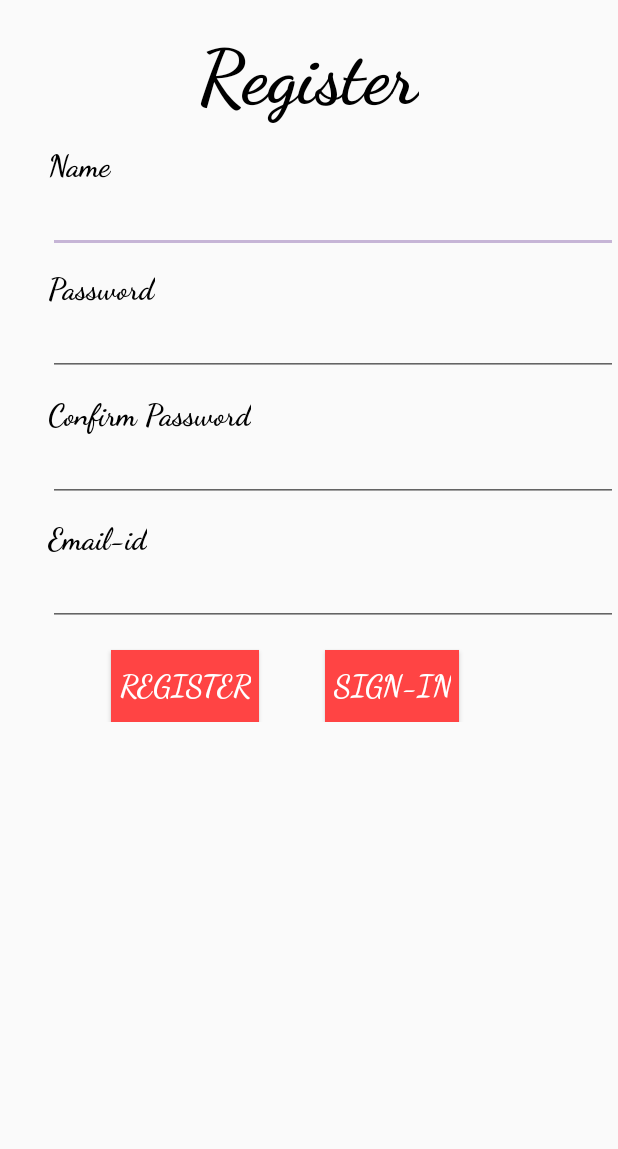
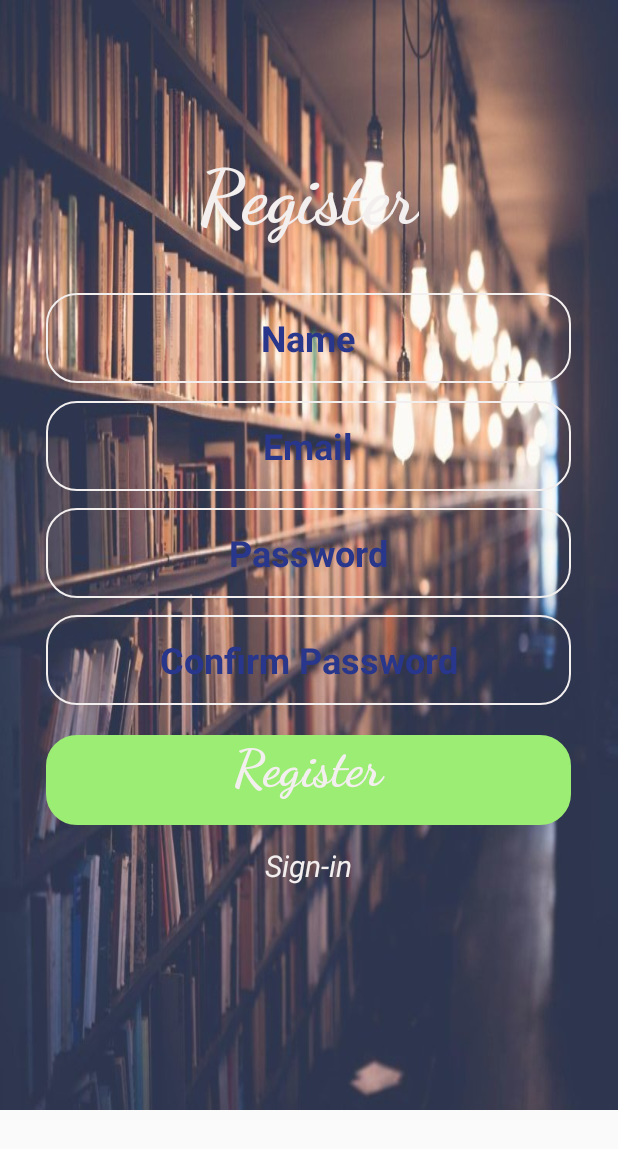
Before and after one commit to bhavneeet/Notes, an Android app: the layout registrer_layout.xml on its own in the app's theme, with its tools: preview values and no code run, on a phone screen of 412 x 824 dp. Shown: the top 1149 px of the screen. Run offline under Robolectric (Android 15) with nearby library versions, the phone set to English and light mode, and no system bars.

Commit message:
login file

```diff
--- a/app/src/main/java/othello/com/example/bhavneetsingh/notes/LoginActivity.java
+++ b/app/src/main/java/othello/com/example/bhavneetsingh/notes/LoginActivity.java
@@ -13,7 +13,7 @@ import android.widget.Toast;
 
 public class LoginActivity extends AppCompatActivity implements View.OnClickListener{
 
-    Button signin,signin1,register1;
+    TextView signin;
     TextView register;
     MyDatabase mydb;
     private boolean sign;
@@ -31,9 +31,9 @@ public class LoginActivity extends AppCompatActivity implements View.OnClickList
             startActivity(intent);
         }
         setContentView(R.layout.activity_login);
-        signin=(Button)findViewById(R.id.sign_in);
+        signin=(TextView) findViewById(R.id.sign_in);
         signin.setOnClickListener(this);
-        register=(TextView) findViewById(R.id.register);
+        register=(TextView) findViewById(R.id.register1);
         register.setOnClickListener(this);
         sign=true;
         mydb=MyDatabase.getInstance(this);
@@ -43,17 +43,17 @@ public class LoginActivity extends AppCompatActivity implements View.OnClickList
         if(sign)
         {
             setContentView(R.layout.registrer_layout);
-            signin=(Button)findViewById(R.id.sign_in1);
+            signin=(TextView) findViewById(R.id.sign_in1);
             signin.setOnClickListener(this);
-            register=(Button)findViewById(R.id.register1);
+            register=(TextView) findViewById(R.id.register);
             register.setOnClickListener(this);
         }
         else
         {
             setContentView(R.layout.activity_login);
-            signin=(Button)findViewById(R.id.sign_in);
+            signin=(TextView) findViewById(R.id.sign_in);
             signin.setOnClickListener(this);
-            register=(TextView) findViewById(R.id.register);
+            register=(TextView) findViewById(R.id.register1);
             register.setOnClickListener(this);
 
         }
@@ -150,9 +150,9 @@ public class LoginActivity extends AppCompatActivity implements View.OnClickList
 
         try{
             //get username
-            EditText userid=(EditText)findViewById(R.id.username);
+            EditText userid=(EditText)findViewById(R.id.new_username);
             //get password
-            EditText password=(EditText)findViewById(R.id.user_password);
+            EditText password=(EditText)findViewById(R.id.new_user_password);
             //check for empty
             if(userid.getText().toString().length()==0)
             {
@@ -161,13 +161,13 @@ public class LoginActivity extends AppCompatActivity implements View.OnClickList
             //check password
             checkPassword(password.getText().toString());
             //confirm password
-            EditText confirm=(EditText)findViewById(R.id.user_confirm_password);
+            EditText confirm=(EditText)findViewById(R.id.confirm_user_password);
             if(!confirm.getText().toString().equals(password.getText().toString()))
             {
                 throw new PasswordException("Password must be same");
             }
             //get email id
-            EditText id=(EditText)findViewById(R.id.user_id);
+            EditText id=(EditText)findViewById(R.id.userid);
             //check email id
             checkID(id.getText().toString());
             bundle.putString(MyDatabase.User.NAME,userid.getText().toString());
--- a/app/src/main/res/drawable/edit_background.xml
+++ b/app/src/main/res/drawable/edit_background.xml
@@ -10,4 +10,6 @@
         android:right="1dp"
         android:bottom="1dp" />
      <corners android:radius="20dp"/>
+    <size android:width="@dimen/login_wid" android:height="@dimen/login_hei">
+    </size>
 </shape>
--- a/app/src/main/res/layout/activity_login.xml
+++ b/app/src/main/res/layout/activity_login.xml
@@ -1,4 +1,12 @@
 <?xml version="1.0" encoding="utf-8"?>
+<ScrollView xmlns:app="http://schemas.android.com/apk/res-auto"
+    xmlns:tools="http://schemas.android.com/tools"
+    xmlns:android="http://schemas.android.com/apk/res/android"
+    android:background="@drawable/backround2"
+
+    android:layout_width="match_parent"
+    android:layout_height="match_parent">
+>
 <RelativeLayout xmlns:app="http://schemas.android.com/apk/res-auto"
     xmlns:tools="http://schemas.android.com/tools"
     xmlns:android="http://schemas.android.com/apk/res/android"
@@ -33,10 +41,7 @@
         android:inputType="textAutoComplete"
         android:lines="1"
         android:maxLength="40"
-        android:textAlignment="center"
-        android:textColor="@color/colorWhite"
-        android:textColorHint="@color/colorWhite"
-        android:textSize="22sp" />
+        style="@style/button"/>
 
     <EditText
         android:id="@+id/user_password"
@@ -50,28 +55,24 @@
         android:inputType="textPassword"
         android:lines="1"
         android:maxLength="20"
-        android:textAlignment="center"
-        android:textColor="@color/colorWhite"
-        android:textColorHint="@color/colorWhite"
-        android:textSize="28sp" />
+        style="@style/button"/>
 
-    <Button
+    <TextView
         android:id="@+id/sign_in"
+        style="@style/button"
         android:layout_width="@dimen/login_wid"
         android:layout_height="@dimen/login_hei"
         android:layout_below="@+id/user_password"
         android:layout_centerHorizontal="true"
         android:layout_marginTop="20dp"
-        android:background="@drawable/edit_background"
         android:backgroundTint="@color/button"
         android:fontFamily="cursive"
         android:text="Sign-In"
-        android:textColor="@android:color/background_light"
-        android:textSize="@dimen/signin"
-        android:textStyle="bold" />
+        android:textColor="@color/colorWhite"
+        android:textSize="34sp" />
 
     <TextView
-        android:id="@+id/textView3"
+        android:id="@+id/register1"
         android:layout_width="wrap_content"
         android:layout_height="wrap_content"
         android:layout_alignEnd="@+id/textView2"
@@ -83,17 +84,18 @@
         android:textStyle="italic" />
 
     <TextView
-        android:id="@+id/register"
+        android:id="@+id/forgot"
         android:layout_width="wrap_content"
         android:layout_height="wrap_content"
-        android:layout_alignBaseline="@+id/textView3"
-        android:layout_alignBottom="@+id/textView3"
+        android:layout_alignBaseline="@+id/register1"
+        android:layout_alignBottom="@+id/register1"
         android:layout_marginEnd="15dp"
-        android:layout_toStartOf="@+id/textView3"
-        android:text="Password"
+        android:layout_toStartOf="@+id/register1"
+        android:text="Password?"
         android:textColor="@color/colorWhite"
         android:textSize="20sp"
         android:textStyle="italic" />
 
 
 </RelativeLayout>
+</ScrollView>
--- a/app/src/main/res/layout/registrer_layout.xml
+++ b/app/src/main/res/layout/registrer_layout.xml
@@ -8,7 +8,9 @@
     xmlns:android="http://schemas.android.com/apk/res/android"
     xmlns:tools="http://schemas.android.com/tools"
     android:layout_width="match_parent"
-    android:layout_height="match_parent">
+    android:layout_height="match_parent"
+
+    android:background="@drawable/backround2">
 
     <TextView
         android:id="@+id/textView"
@@ -16,138 +18,101 @@
         android:layout_height="wrap_content"
         android:layout_alignParentTop="true"
         android:layout_centerHorizontal="true"
-        android:layout_marginTop="20dp"
+        android:layout_marginTop="100dp"
         android:fontFamily="cursive"
         android:text="Register"
-        android:textColor="@android:color/black"
+        android:textColor="@color/colorWhite"
+
         android:textSize="@dimen/signheading"
         android:textStyle="bold"
         tools:layout_editor_absoluteX="163dp"
         tools:layout_editor_absoluteY="31dp" />
 
-    <TextView
-        android:id="@+id/textView6"
-        android:layout_width="wrap_content"
-        android:layout_height="wrap_content"
-        android:layout_alignParentStart="true"
+    <EditText
+        android:id="@+id/new_username"
+        style="@style/button"
+
+        android:layout_width="@dimen/login_wid"
+        android:layout_height="@dimen/login_hei"
+        android:layout_alignStart="@+id/register"
         android:layout_below="@+id/textView"
-        android:layout_marginStart="32dp"
-        android:layout_marginTop="16dp"
-        android:fontFamily="cursive"
-        android:text="Name"
-        android:textColor="@android:color/black"
-        android:textSize="@dimen/signin"
-        android:textStyle="bold" />
-
-    <EditText
-        android:id="@id/username"
-        android:layout_width="match_parent"
-        android:layout_height="wrap_content"
-        android:layout_alignStart="@+id/textView6"
-        android:layout_below="@+id/textView6"
-        android:inputType="textAutoComplete"
-        android:lines="1"
-        android:maxLength="20" />
-
-    <TextView
-        android:id="@+id/textView7"
-        android:layout_width="wrap_content"
-        android:layout_height="wrap_content"
-        android:layout_alignStart="@+id/textView6"
-        android:layout_below="@+id/username"
-        android:layout_marginTop="11dp"
-        android:fontFamily="cursive"
-        android:text="Password"
-        android:textColor="@android:color/black"
-        android:textSize="@dimen/signin"
-        android:textStyle="bold" />
-
-    <EditText
-        android:id="@+id/user_password"
-        android:layout_width="match_parent"
-        android:layout_height="wrap_content"
-        android:maxLength="20"
-        android:layout_alignStart="@+id/username"
-        android:layout_below="@+id/textView7"
-        android:inputType="textPassword"
-        android:lines="1" />
-
-    <TextView
-        android:id="@+id/textView8"
-        android:layout_width="wrap_content"
-        android:layout_height="wrap_content"
-        android:layout_alignStart="@+id/textView7"
-        android:layout_below="@+id/user_password"
-        android:layout_marginTop="13dp"
-        android:fontFamily="cursive"
-        android:text="Confirm Password"
-        android:textColor="@android:color/black"
-        android:textSize="@dimen/signin"
-        android:textStyle="bold"
-        />
-
-    <EditText
-        android:id="@+id/user_confirm_password"
-        android:layout_width="match_parent"
-        android:layout_height="wrap_content"
-        android:layout_alignStart="@+id/user_password"
-        android:layout_below="@+id/textView8"
-        android:lines="1"
-        android:inputType="textPassword"
-        android:maxLength="20"/>
-
-    <TextView
-        android:id="@+id/textView9"
-        android:layout_width="wrap_content"
-        android:layout_height="wrap_content"
-        android:layout_alignStart="@+id/textView8"
-        android:layout_below="@+id/user_confirm_password"
-        android:layout_marginTop="12dp"
-        android:fontFamily="cursive"
-        android:text="Email-id"
-        android:textColor="@android:color/black"
-        android:textSize="@dimen/signin"
-        android:textStyle="bold" />
-
-    <EditText
-        android:id="@+id/user_id"
-        android:layout_width="match_parent"
-        android:layout_height="wrap_content"
-        android:layout_alignStart="@+id/user_confirm_password"
-        android:layout_below="@+id/textView9"
-
+        android:layout_marginTop="33dp"
+        android:background="@drawable/edit_background"
+        android:hint="Name"
         android:inputType="textAutoComplete"
         android:lines="1"
         android:maxLength="40" />
 
-    <Button
-        android:id="@+id/register1"
-        android:layout_width="wrap_content"
-        android:layout_height="wrap_content"
-        android:layout_below="@+id/user_id"
-        android:layout_marginTop="16dp"
-        android:layout_toEndOf="@+id/textView6"
-        android:background="@android:color/holo_red_light"
+    <EditText
+        android:id="@+id/userid"
+        style="@style/button"
+
+        android:layout_width="@dimen/login_wid"
+        android:layout_height="@dimen/login_hei"
+        android:layout_alignStart="@+id/new_username"
+        android:layout_below="@+id/new_username"
+        android:layout_marginTop="12dp"
+        android:background="@drawable/edit_background"
+        android:hint="Email"
+        android:inputType="textAutoComplete"
+        android:lines="1"
+        android:maxLength="40" />
+
+    <EditText
+        android:id="@+id/new_user_password"
+        android:layout_width="@dimen/login_wid"
+        android:layout_height="@dimen/login_hei"
+        android:layout_alignStart="@+id/userid"
+        android:layout_below="@+id/userid"
+        android:layout_marginTop="11dp"
+        android:background="@drawable/edit_background"
+        android:hint="Password"
+        android:inputType="textPassword"
+        android:lines="1"
+        android:maxLength="20"
+        style="@style/button"/>
+
+    <EditText
+        android:id="@+id/confirm_user_password"
+        android:layout_width="@dimen/login_wid"
+        android:layout_height="@dimen/login_hei"
+        android:layout_alignStart="@+id/new_user_password"
+        android:layout_below="@+id/new_user_password"
+        android:layout_marginTop="11dp"
+        android:background="@drawable/edit_background"
+        android:hint="Confirm Password"
+        android:inputType="textPassword"
+        android:lines="1"
+        android:maxLength="20"
+        style="@style/button"/>
+
+    <TextView
+        android:id="@+id/register"
+        style="@style/button"
+        android:layout_width="@dimen/login_wid"
+        android:layout_height="@dimen/login_hei"
+        android:layout_below="@+id/confirm_user_password"
+        android:layout_centerHorizontal="true"
+        android:layout_marginTop="20dp"
+        android:backgroundTint="@color/button"
         android:fontFamily="cursive"
-        android:padding="5dp"
         android:text="Register"
-        android:textColor="@android:color/background_light"
-        android:textSize="@dimen/signin"
+        android:textAlignment="center"
+        android:textColor="@color/colorWhite"
+        android:textSize="34sp"
         android:textStyle="bold" />
 
-    <Button
+    <TextView
         android:id="@+id/sign_in1"
         android:layout_width="wrap_content"
         android:layout_height="wrap_content"
-        android:layout_alignParentBottom="true"
-        android:layout_marginStart="44dp"
-        android:layout_toEndOf="@+id/register1"
-        android:background="@android:color/holo_red_light"
-        android:fontFamily="cursive"
-        android:padding="5dp"
-        android:text="Sign-In"
-        android:textColor="@android:color/background_light"
-        android:textSize="@dimen/signin"
-        android:textStyle="bold" />
+        android:layout_below="@+id/register"
+        android:layout_centerHorizontal="true"
+        android:layout_marginTop="13dp"
+        android:text="Sign-in"
+        android:textColor="@color/colorWhite"
+        android:textSize="20sp"
+        android:textStyle="italic" />
+
 </RelativeLayout>
 </ScrollView>
--- a/app/src/main/res/values/dimens.xml
+++ b/app/src/main/res/values/dimens.xml
@@ -6,4 +6,5 @@
     <dimen name="login_wid">350dp</dimen>
     <dimen name="login_hei">60dp</dimen>
     <dimen name="signheading">50sp</dimen>
+    <style name="layout">center</style>
 </resources>
--- a/app/src/main/res/values/styles.xml
+++ b/app/src/main/res/values/styles.xml
@@ -17,7 +17,17 @@
     <style name = "login_theme" parent = "Theme.AppCompat.Light.NoActionBar">
         <item name = "android:windowNoTitle">true</item>
     </style>
-
+    <style name="button" parent="TextAppearance.AppCompat">
+        <item name="android:textSize">24sp</item>
+        <item name="android:textColorHint">@color/colorPrimaryDark</item>
+        <item name="android:background">@drawable/edit_background</item>
+        <item name="android:width">@dimen/login_wid</item>
+        <item name="android:height">@dimen/login_hei</item>
+        <item name="android:layout">@style/layout</item>
+        <item name="android:textAlignment">center</item>
+       <item name="android:textColor" >@color/colorPrimaryDark</item>
+        <item name="android:textStyle">bold</item>
+    </style>
     <style name="AppTheme.AppBarOverlay" parent="ThemeOverlay.AppCompat.Dark.ActionBar" />
 
     <style name="AppTheme.PopupOverlay" parent="ThemeOverlay.AppCompat.Light" />
```
